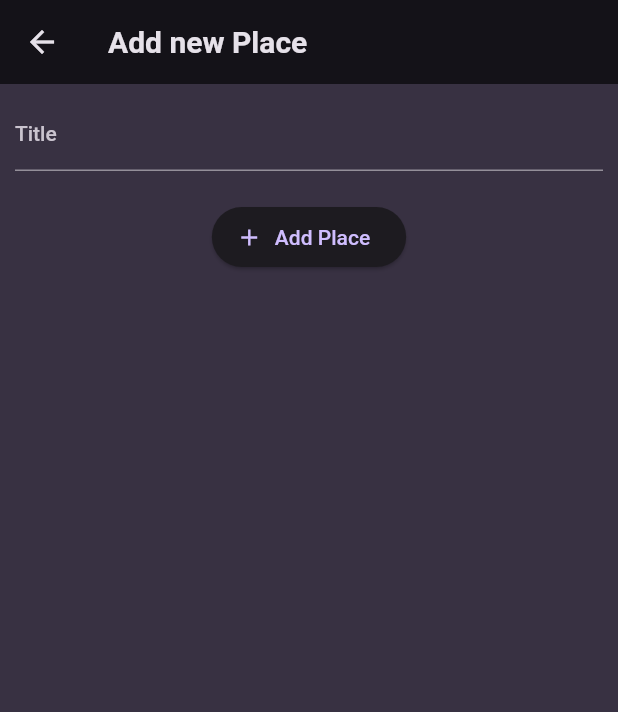
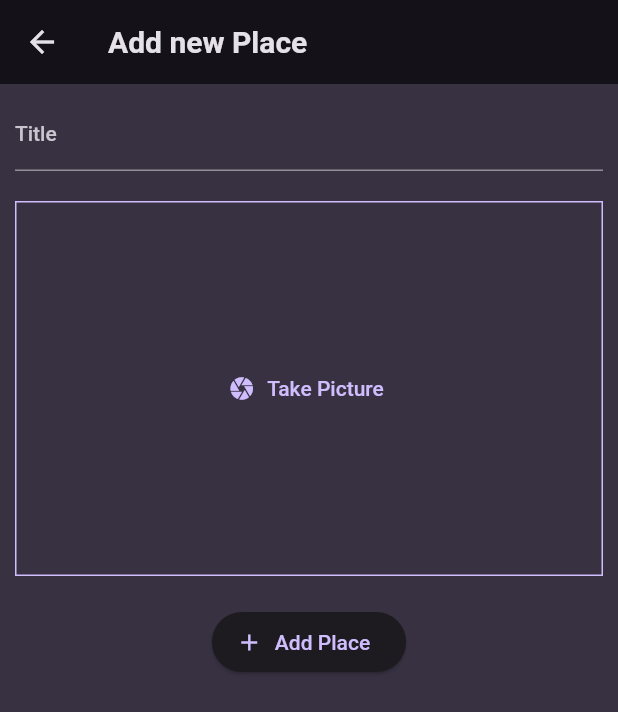
Before and after one commit to kalph1998/favorite_places, a Flutter app: the AddPlace screen opened directly, on a phone screen of 412 x 824 dp. Shown: the top 712 px of the screen. Run offline on Flutter 3.47's test engine with Material 2 defaults, Android fonts, the phone set to English and light mode, and no system bars; our stand-ins replace flutter_riverpod, google_fonts, riverpod.

Commit message:
added picture input

```diff
--- a/lib/screens/add_place.dart
+++ b/lib/screens/add_place.dart
@@ -1,5 +1,6 @@
 import 'package:favorite_places/model/place.dart';
 import 'package:favorite_places/providers/place_provider.dart';
+import 'package:favorite_places/widgets/image_input.dart';
 import 'package:flutter/material.dart';
 import 'package:flutter_riverpod/flutter_riverpod.dart';
 
@@ -57,6 +58,10 @@ class _AddPlaceState extends ConsumerState<AddPlace> {
               const SizedBox(
                 height: 20,
               ),
+              ImageInput(),
+              const SizedBox(
+                height: 20,
+              ),
               Container(
                 alignment: Alignment.center,
                 width: 130,
--- /dev/null
+++ b/lib/widgets/image_input.dart
@@ -0,0 +1,27 @@
+import 'package:flutter/material.dart';
+
+class ImageInput extends StatefulWidget {
+  const ImageInput({Key? key}) : super(key: key);
+
+  @override
+  State<ImageInput> createState() => _ImageInputState();
+}
+
+class _ImageInputState extends State<ImageInput> {
+  void _takePicture() {}
+  @override
+  Widget build(BuildContext context) {
+    return Container(
+      height: 250,
+      width: double.infinity,
+      alignment: Alignment.center,
+      decoration: BoxDecoration(
+          border: Border.all(
+              width: 1, color: Theme.of(context).colorScheme.primary)),
+      child: TextButton.icon(
+          onPressed: _takePicture,
+          icon: const Icon(Icons.camera),
+          label: const Text('Take Picture')),
+    );
+  }
+}
```
